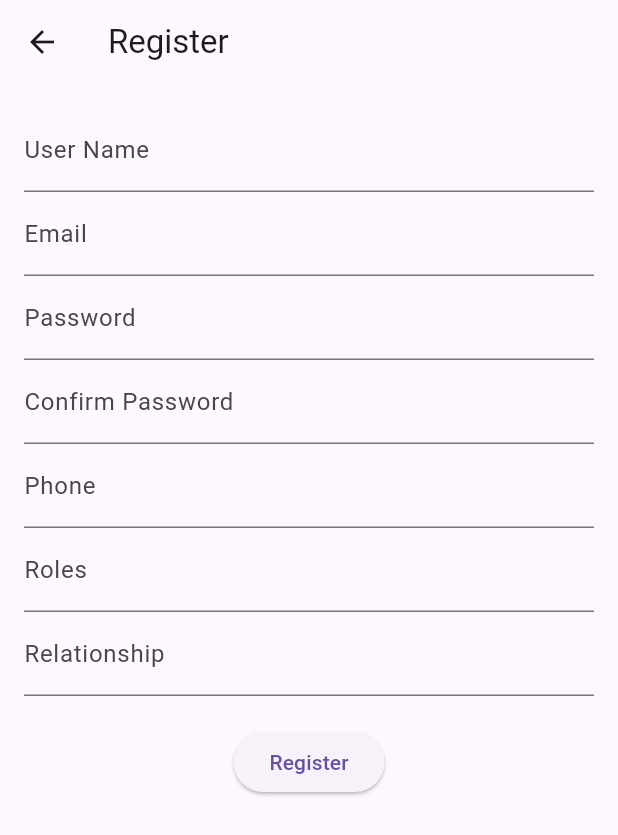
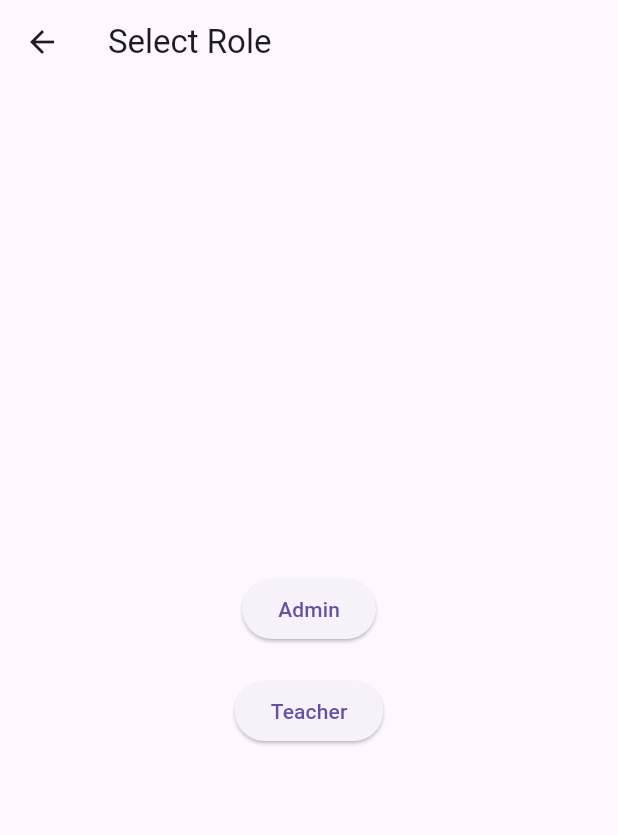
Before and after one commit to axislinn/BumbleBee-School, a Flutter app: the screen it shows after launch, after a tap on "Register", on a phone screen of 412 x 824 dp. Shown: the top 835 px of the screen. Run offline on Flutter 3.47's test engine with Material 3 defaults, Android fonts, the light colour scheme and no system bars; our stand-ins replace equatable, flutter_bloc; network calls fail.

Commit message:
role done

```diff
--- a/lib/screens/loginscreen.dart
+++ b/lib/screens/loginscreen.dart
@@ -1,4 +1,5 @@
 import 'package:bumblebee/screens/home_screen.dart';
+import 'package:bumblebee/screens/role_seletion.dart';
 import 'package:bumblebee/screens/signupscreen.dart';
 import 'package:flutter/material.dart';
 import 'package:flutter_bloc/flutter_bloc.dart';
@@ -88,7 +89,7 @@ class _LoginFormState extends State<LoginForm> {
             TextButton(
               onPressed: () {
                 Navigator.of(context).push(
-                  MaterialPageRoute(builder: (context) => RegisterScreen()),
+                  MaterialPageRoute(builder: (context) => RoleSelectionScreen()),
                 );
               },
               child: Text('Register'),
--- /dev/null
+++ b/lib/screens/role_seletion.dart
@@ -0,0 +1,39 @@
+import 'package:bumblebee/screens/signupscreen.dart';
+import 'package:flutter/material.dart'; // Adjust import paths accordingly
+
+class RoleSelectionScreen extends StatelessWidget {
+  @override
+  Widget build(BuildContext context) {
+    return Scaffold(
+      appBar: AppBar(title: Text('Select Role')),
+      body: Center(
+        child: Column(
+          mainAxisAlignment: MainAxisAlignment.center,
+          children: [
+            ElevatedButton(
+              onPressed: () {
+                Navigator.of(context).push(
+                  MaterialPageRoute(
+                    builder: (context) => RegisterScreen(role: 'Admin'),
+                  ),
+                );
+              },
+              child: Text('Admin'),
+            ),
+            SizedBox(height: 20),
+            ElevatedButton(
+              onPressed: () {
+                Navigator.of(context).push(
+                  MaterialPageRoute(
+                    builder: (context) => RegisterScreen(role: 'Teacher'),
+                  ),
+                );
+              },
+              child: Text('Teacher'),
+            ),
+          ],
+        ),
+      ),
+    );
+  }
+}
--- a/lib/screens/signupscreen.dart
+++ b/lib/screens/signupscreen.dart
@@ -7,13 +7,15 @@ import 'package:bumblebee/bloc/signup_bloc/signup_state.dart';
 import 'package:bumblebee/screens/loginscreen.dart';
 
 class RegisterScreen extends StatelessWidget {
+  final String role;
+
+  RegisterScreen({required this.role}); // Receive role from previous screen
+
   final TextEditingController _userNameController = TextEditingController();
   final TextEditingController _emailController = TextEditingController();
   final TextEditingController _passwordController = TextEditingController();
   final TextEditingController _confirmPasswordController = TextEditingController();
   final TextEditingController _phoneController = TextEditingController();
-  final TextEditingController _rolesController = TextEditingController();
-  final TextEditingController _relationshipController = TextEditingController();
 
   @override
   Widget build(BuildContext context) {
@@ -21,7 +23,7 @@ class RegisterScreen extends StatelessWidget {
 
     return Scaffold(
       appBar: AppBar(
-        title: Text('Register'),
+        title: Text('Register ($role)'), // Display selected role
       ),
       body: BlocProvider<RegisterBloc>(
         create: (context) => RegisterBloc(userRepository: userRepository),
@@ -40,7 +42,7 @@ class RegisterScreen extends StatelessWidget {
               );
             }
           },
-          child: SingleChildScrollView(  // Wrap Column inside SingleChildScrollView
+          child: SingleChildScrollView(
             child: Padding(
               padding: const EdgeInsets.all(16.0),
               child: Column(
@@ -67,20 +69,11 @@ class RegisterScreen extends StatelessWidget {
                     controller: _phoneController,
                     decoration: InputDecoration(labelText: 'Phone'),
                   ),
-                  TextField(
-                    controller: _rolesController,
-                    decoration: InputDecoration(labelText: 'Roles'),
-                  ),
-                  TextField(
-                    controller: _relationshipController,
-                    decoration: InputDecoration(labelText: 'Relationship'),
-                  ),
                   SizedBox(height: 20),
                   Builder(
                     builder: (context) {
                       return ElevatedButton(
                         onPressed: () {
-                          // Now the context inside this Builder will have access to the RegisterBloc
                           final registerBloc = BlocProvider.of<RegisterBloc>(context);
                           registerBloc.add(
                             RegisterButtonPressed(
@@ -89,12 +82,12 @@ class RegisterScreen extends StatelessWidget {
                               password: _passwordController.text,
                               confirmPassword: _confirmPasswordController.text,
                               phone: _phoneController.text,
-                              roles: _rolesController.text,
-                              relationship: _relationshipController.text,
+                              roles: role, // Use the selected role from previous screen
+                              relationship: '', // Adjust as needed
                             ),
                           );
                         },
-                        child: Text('Register'),
+                        child: Text('Register as $role'),
                       );
                     },
                   ),
```
